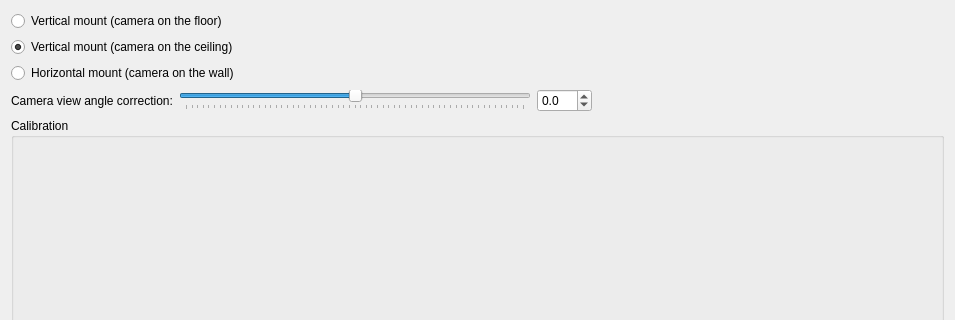
Qt form client/src/ui/widgets/properties/fisheye_settings_widget.ui (networkoptix/nx_open) before a commit; both pictures show x 0 to 955 and y 0 to 320 of the 955 by 503 pixel window.
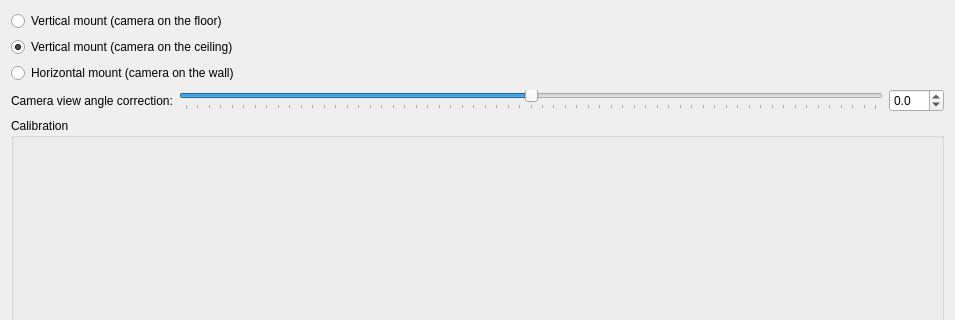
The same form after that commit. Custom widgets are drawn as their Qt base class.

Commit message:
Changed fisheye form again
<==== Mercurial data ====>
Branch: master

Diff of the .ui file:
```diff
--- a/client/src/ui/widgets/properties/fisheye_settings_widget.ui
+++ b/client/src/ui/widgets/properties/fisheye_settings_widget.ui
@@ -86,19 +86,6 @@
        </property>
       </widget>
      </item>
-     <item>
-      <spacer name="horizontalSpacer">
-       <property name="orientation">
-        <enum>Qt::Horizontal</enum>
-       </property>
-       <property name="sizeHint" stdset="0">
-        <size>
-         <width>40</width>
-         <height>20</height>
-        </size>
-       </property>
-      </spacer>
-     </item>
     </layout>
    </item>
    <item>
```
